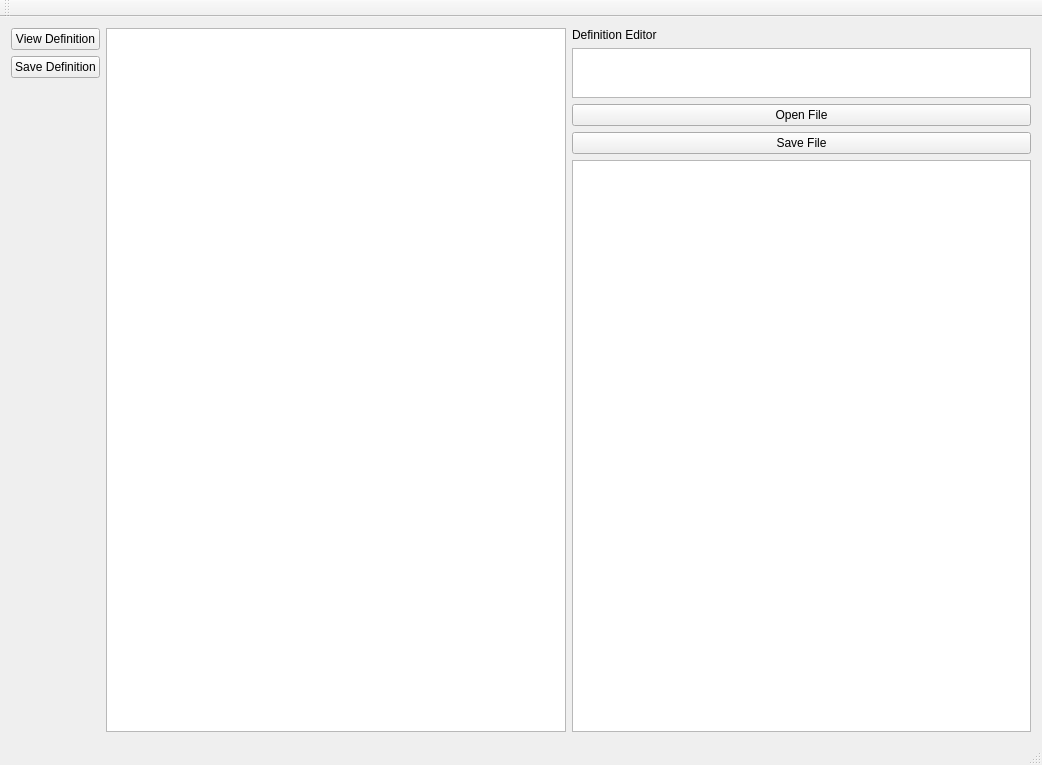
The window that lesson/mainwindow.ui (featherboa50/WWU_LLEyeTrack) describes before a commit, drawn with Qt 5.
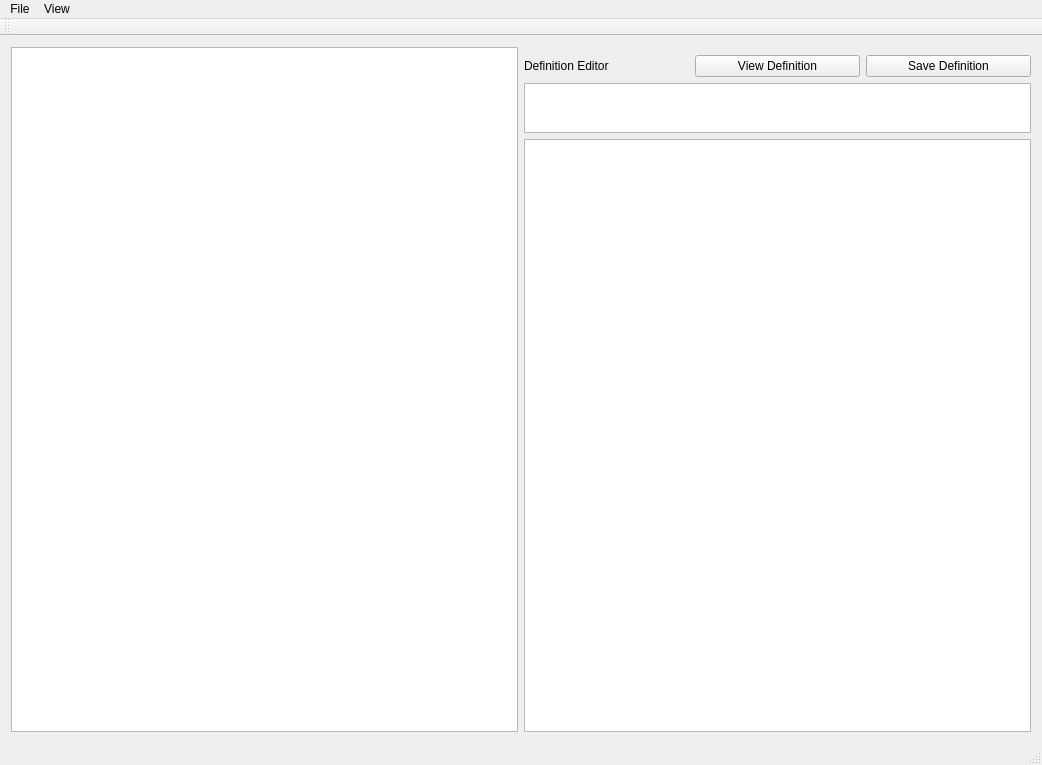
The same window after the commit.

Commit message: nicer layout

The edit to the form file:
```diff
--- a/lesson/mainwindow.ui
+++ b/lesson/mainwindow.ui
@@ -17,48 +17,38 @@
    <layout class="QGridLayout" name="gridLayout">
     <item row="0" column="0">
      <layout class="QHBoxLayout" name="horizontalLayout">
-      <item>
-       <layout class="QVBoxLayout" name="verticalLayout">
-        <item>
-         <widget class="QPushButton" name="pushButton_2">
-          <property name="text">
-           <string>View Definition</string>
-          </property>
-         </widget>
-        </item>
-        <item>
-         <widget class="QPushButton" name="pushButton">
-          <property name="text">
-           <string>Save Definition</string>
-          </property>
-         </widget>
-        </item>
-        <item>
-         <spacer name="verticalSpacer">
-          <property name="orientation">
-           <enum>Qt::Vertical</enum>
-          </property>
-          <property name="sizeHint" stdset="0">
-           <size>
-            <width>20</width>
-            <height>40</height>
-           </size>
-          </property>
-         </spacer>
-        </item>
-       </layout>
-      </item>
       <item>
        <widget class="QTextEdit" name="textEdit"/>
       </item>
       <item>
        <layout class="QVBoxLayout" name="verticalLayout_7">
         <item>
-         <widget class="QLabel" name="label">
-          <property name="text">
-           <string>Definition Editor</string>
+         <layout class="QHBoxLayout" name="horizontalLayout_2">
+          <property name="topMargin">
+           <number>8</number>
           </property>
-         </widget>
+          <item>
+           <widget class="QLabel" name="label">
+            <property name="text">
+             <string>Definition Editor</string>
+            </property>
+           </widget>
+          </item>
+          <item>
+           <widget class="QPushButton" name="pushButton_2">
+            <property name="text">
+             <string>View Definition</string>
+            </property>
+           </widget>
+          </item>
+          <item>
+           <widget class="QPushButton" name="pushButton">
+            <property name="text">
+             <string>Save Definition</string>
+            </property>
+           </widget>
+          </item>
+         </layout>
         </item>
         <item>
          <widget class="QTextEdit" name="textEdit_3">
@@ -70,20 +60,6 @@
           </property>
          </widget>
         </item>
-        <item>
-         <widget class="QPushButton" name="pushButton_3">
-          <property name="text">
-           <string>Open File</string>
-          </property>
-         </widget>
-        </item>
-        <item>
-         <widget class="QPushButton" name="pushButton_4">
-          <property name="text">
-           <string>Save File</string>
-          </property>
-         </widget>
-        </item>
         <item>
          <widget class="QTextEdit" name="textEdit_2"/>
         </item>
@@ -102,6 +78,22 @@
      <height>21</height>
     </rect>
    </property>
+   <widget class="QMenu" name="menuFile">
+    <property name="title">
+     <string>File</string>
+    </property>
+    <addaction name="actionOpen"/>
+    <addaction name="actionSave"/>
+   </widget>
+   <widget class="QMenu" name="menuView">
+    <property name="title">
+     <string>View</string>
+    </property>
+    <addaction name="actionLesson"/>
+    <addaction name="actionStudent"/>
+   </widget>
+   <addaction name="menuFile"/>
+   <addaction name="menuView"/>
   </widget>
   <widget class="QToolBar" name="mainToolBar">
    <attribute name="toolBarArea">
```
Left out of the diff: 39 changed lines with no effect on the pictures. The commit also changes 11 other files.
